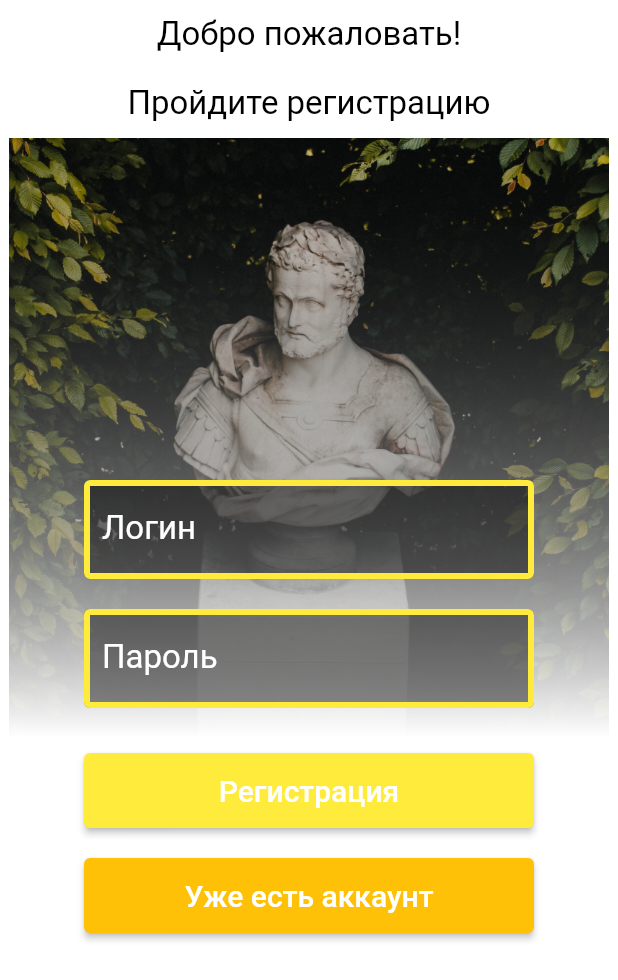
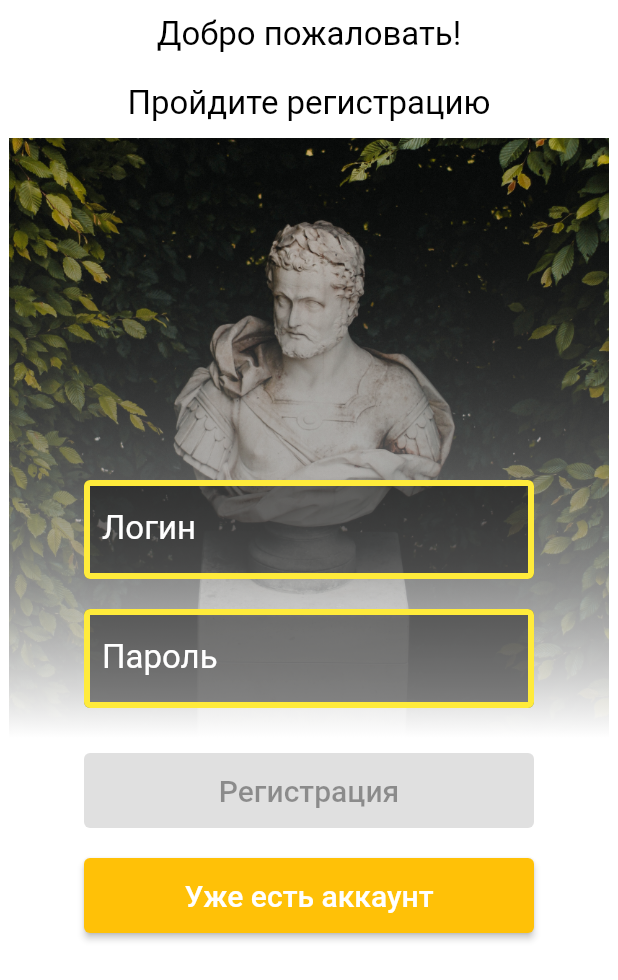
Before and after one commit to danyasedoy/daily_philosophy, a Flutter app: the screen it shows after launch, on a phone screen of 412 x 824 dp. Shown: the top 980 px of the screen. Run offline on Flutter 3.47's test engine with Material 2 defaults, Android fonts, the phone set to English and light mode, and no system bars.

Commit message:
Рефакторинг, переход на MVVM

```diff
--- a/lib/pages/registration_page.dart
+++ b/lib/pages/registration_page.dart
@@ -1,34 +1,44 @@
 import 'package:flutter/material.dart';
+import 'package:provider/provider.dart';
 
 class _RegistrationPageState {
   final String _login;
-  get login => _login;
+  String get login => _login;
 
   final String _password;
-  get password => _password;
+  String get password => _password;
 
-  final bool _regButtonEnable;
+  bool get isRegButtonEnable => login.isNotEmpty && password.isNotEmpty ? true : false;
 
-  _RegistrationPageState(this._login, this._password, this._regButtonEnable);
+  _RegistrationPageState(this._login, this._password);
 
   _RegistrationPageState copyWith(
       String? login,
-      String? password,
-      bool? regButtonEnable
+      String? password
       )
   {
     return _RegistrationPageState(
         login ?? _login,
-        password ?? _password,
-        regButtonEnable ?? _regButtonEnable
+        password ?? _password
     );
   }
 }
 
-class _RegistrationPageViewModel {
-  var state = _RegistrationPageState('', '', false);
+class _RegistrationPageViewModel extends ChangeNotifier{
+  var state = _RegistrationPageState('', '');
 
+  void loginChanged(String login) {
+    state = state.copyWith(login, null);
+    notifyListeners();
+  }
 
+  void passwordChanged(String password) {
+    state = state.copyWith(null, password);
+    notifyListeners();
+  }
+
+  void onRegButtonPressed(){}
+  void onAlreadyHaveAccPressed(){}
 }
 
 class RegistrationPageWidget extends StatelessWidget {
@@ -36,7 +46,9 @@ class RegistrationPageWidget extends StatelessWidget {
 
   @override
   Widget build(BuildContext context) {
-    return Scaffold(
+    return ChangeNotifierProvider(
+      create: (_) => _RegistrationPageViewModel(),
+      child: Scaffold(
           body : ListView(
             physics: const BouncingScrollPhysics(),
             children: [
@@ -49,6 +61,7 @@ class RegistrationPageWidget extends StatelessWidget {
                 ],
               ),
             ],
+          ),
       ),
     );
   }
@@ -120,16 +133,19 @@ class _LoginTextFieldWidget extends StatelessWidget {
 
   @override
   Widget build(BuildContext context) {
-    return const Center(
+    var viewModel = context.read<_RegistrationPageViewModel>();
+
+    return Center(
       child: SizedBox(
         width: 300,
         child: TextField(
-          style:  TextStyle(
+          onChanged: viewModel.loginChanged,
+          style:  const TextStyle(
             color: Colors.white,
             fontSize: 22,
           ),
           textInputAction: TextInputAction.next,
-          decoration:  InputDecoration(
+          decoration:  const InputDecoration(
             counterText: "",
             labelText: 'Логин',
             labelStyle: TextStyle(
@@ -154,17 +170,20 @@ class _PasswordTextFieldWidget extends StatelessWidget {
 
   @override
   Widget build(BuildContext context) {
-    return const Center(
+    var viewModel = context.read<_RegistrationPageViewModel>();
+
+    return Center(
       child: SizedBox(
         width: 300,
         child: TextField(
-          style:  TextStyle(
+          onChanged: viewModel.passwordChanged,
+          style:  const TextStyle(
             color: Colors.white,
             fontSize: 22,
           ),
           obscureText: true,
           textInputAction: TextInputAction.done,
-          decoration:  InputDecoration(
+          decoration:  const InputDecoration(
             labelText: 'Пароль',
             labelStyle: TextStyle(
               color: Colors.white,
@@ -188,12 +207,15 @@ class _RegistrationButton extends StatelessWidget {
 
   @override
   Widget build(BuildContext context) {
+    var isEnable = context.select((_RegistrationPageViewModel viewModel) => viewModel.state.isRegButtonEnable);
+    var viewModel = context.read<_RegistrationPageViewModel>();
+
     return Padding(
       padding: const EdgeInsets.symmetric(vertical: 10),
       child: Container(
         constraints: const BoxConstraints.tightFor(width: 300, height: 50),
         child: ElevatedButton(
-          onPressed: (){},
+          onPressed: isEnable ? viewModel.onRegButtonPressed : null,
           style: ElevatedButton.styleFrom(
             backgroundColor: Colors.yellow,
           ),
@@ -216,12 +238,14 @@ class _AlreadyHaveAccountButton extends StatelessWidget {
 
   @override
   Widget build(BuildContext context) {
+    var viewModel = context.read<_RegistrationPageViewModel>();
+
     return Padding(
       padding: const EdgeInsets.symmetric(vertical: 10),
       child: Container(
         constraints: const BoxConstraints.tightFor(width: 300, height: 50),
         child: ElevatedButton(
-          onPressed: (){},
+          onPressed: viewModel.onAlreadyHaveAccPressed,
           style: ElevatedButton.styleFrom(
             backgroundColor: Colors.amber,
           ),
--- a/pubspec.yaml
+++ b/pubspec.yaml
@@ -47,6 +47,7 @@ dev_dependencies:
   # package. See that file for information about deactivating specific lint
   # rules and activating additional ones.
   flutter_lints: ^2.0.0
+  provider: ^6.0.5
 
 # For information on the generic Dart part of this file, see the
 # following page: https://dart.dev/tools/pub/pubspec
```
Also changed, not shown: pubspec.lock. Lines whose indentation alone changed are shown as unchanged.
